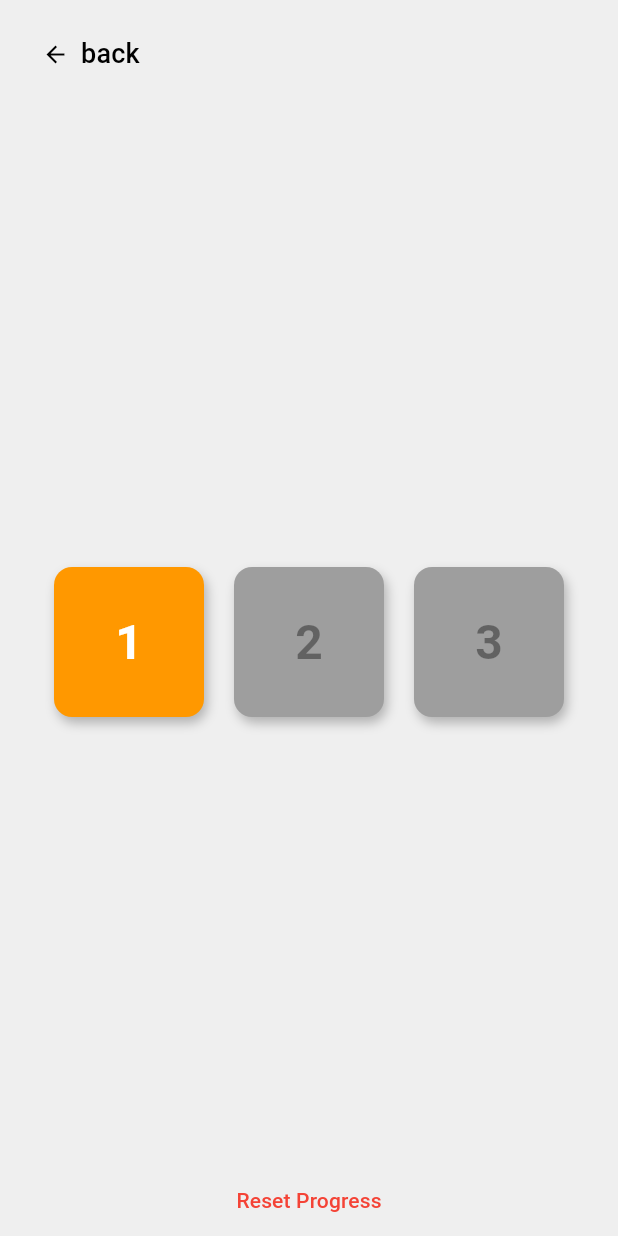
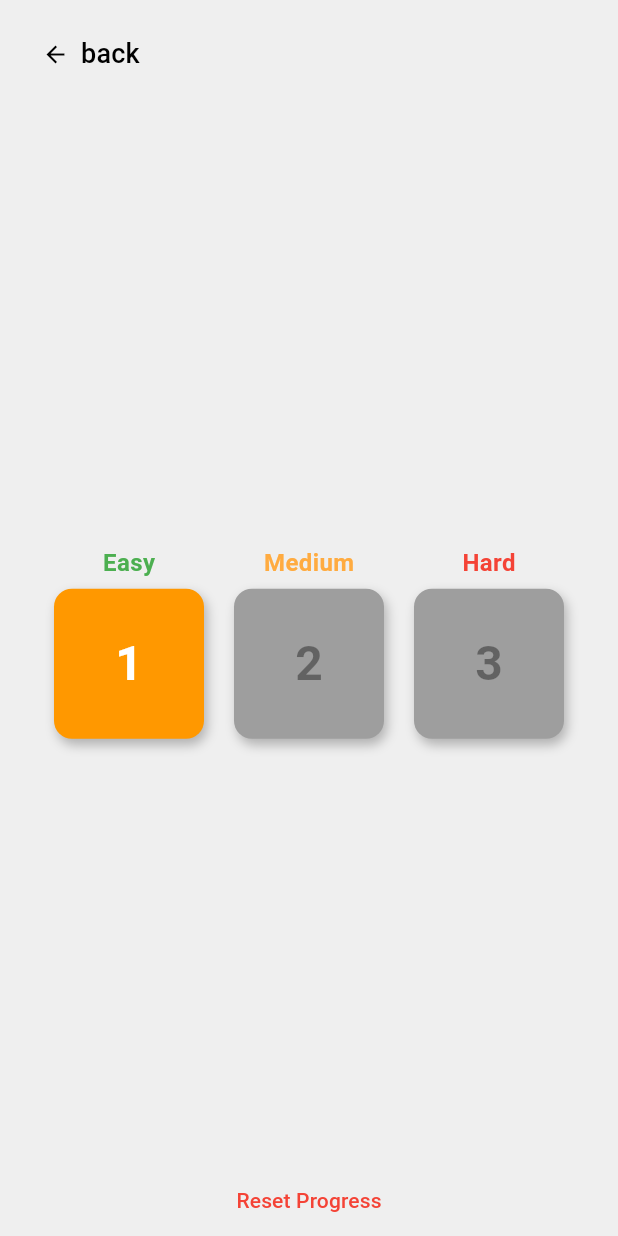
Before and after one commit to suchanek-tom/microworld_td_flutter, a Flutter app: the SelectLevelPage screen opened by its route, on a phone screen of 412 x 824 dp. Run offline on Flutter 3.47's test engine with Material 3 defaults, Android fonts, the phone set to English and light mode, and no system bars; our stand-ins replace firebase_auth, firebase_core, shared_preferences; missing offline and left inert: flame, flame_tiled; accounts and stored records are empty.

Commit message:
Static text for levels

```diff
--- a/lib/menu/select_menu/select_levels_page.dart
+++ b/lib/menu/select_menu/select_levels_page.dart
@@ -59,9 +59,31 @@ class _SelectLevelPageState extends State<SelectLevelPage> {
                     runSpacing: 20,
                     children: List.generate(3, (index) {
                       final level = index + 1;
-                      return HoverLevelBox(
-                        level: level,
-                        enabled: level <= unlockedLevels,
+
+                      final (String difficulty, Color color) = switch (level) {
+                        1 => ('Easy', Colors.green),
+                        2 => ('Medium', Colors.orangeAccent),
+                        3 => ('Hard', Colors.red),
+                        _ => ('', Colors.black),
+                      };
+
+                      return Column(
+                        mainAxisSize: MainAxisSize.min,
+                        children: [
+                          Text(
+                            difficulty,
+                            style: TextStyle(
+                              fontSize: 16,
+                              fontWeight: FontWeight.w600,
+                              color: color,
+                            ),
+                          ),
+                          const SizedBox(height: 6),
+                          HoverLevelBox(
+                            level: level,
+                            enabled: level <= unlockedLevels,
+                          ),
+                        ],
                       );
                     }),
                   ),
```
